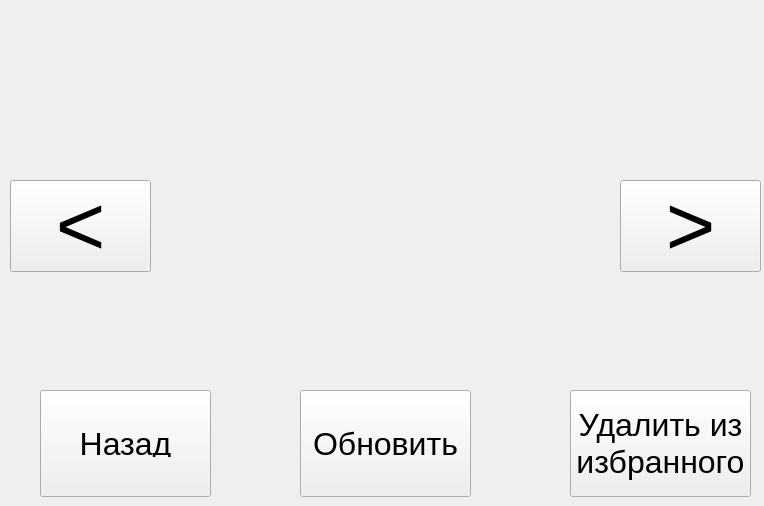
Qt form favourites/fav_item.ui (yonglore/item-collector) before a commit.
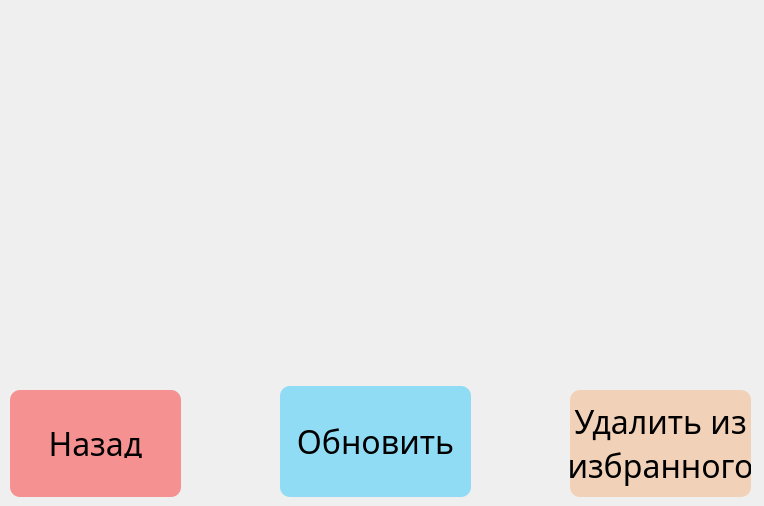
The same form after that commit.

The edit to the form file:
```diff
--- a/favourites/fav_item.ui
+++ b/favourites/fav_item.ui
@@ -56,14 +56,24 @@
      <pointsize>64</pointsize>
     </font>
    </property>
+   <property name="styleSheet">
+    <string notr="true">outline: none;
+border: none;</string>
+   </property>
    <property name="text">
-    <string>&lt;</string>
+    <string/>
+   </property>
+   <property name="iconSize">
+    <size>
+     <width>150</width>
+     <height>150</height>
+    </size>
    </property>
   </widget>
   <widget class="QPushButton" name="back">
    <property name="geometry">
     <rect>
-     <x>40</x>
+     <x>10</x>
      <y>390</y>
      <width>171</width>
      <height>107</height>
@@ -71,12 +81,21 @@
    </property>
    <property name="font">
     <font>
+     <family>Rockwell</family>
      <pointsize>24</pointsize>
     </font>
    </property>
    <property name="styleSheet">
-    <string notr="true">padding: none;
-</string>
+    <string notr="true">QPushButton{
+padding: none;
+border: transparent solid;
+background-color: rgba(255, 0, 0,100);
+border-radius: 10%;
+
+}
+QPushButton:hover{
+background-color: rgba(90,90,90,100);
+}</string>
    </property>
    <property name="text">
     <string>Назад</string>
@@ -96,8 +115,18 @@
      <pointsize>64</pointsize>
     </font>
    </property>
+   <property name="styleSheet">
+    <string notr="true">outline: none;
+border: none;</string>
+   </property>
    <property name="text">
-    <string>&gt;</string>
+    <string/>
+   </property>
+   <property name="iconSize">
+    <size>
+     <width>150</width>
+     <height>150</height>
+    </size>
    </property>
   </widget>
   <widget class="QPushButton" name="delete_2">
@@ -111,11 +140,20 @@
    </property>
    <property name="font">
     <font>
+     <family>Rockwell</family>
      <pointsize>24</pointsize>
     </font>
    </property>
    <property name="styleSheet">
-    <string notr="true"/>
+    <string notr="true">QPushButton{
+border: transparent solid;
+background-color: rgba(244, 164, 96, 100);
+border-radius: 10%;
+
+}
+QPushButton:hover{
+background-color: rgba(90,90,90,100);
+}</string>
    </property>
    <property name="text">
     <string>Удалить из 
@@ -131,19 +169,28 @@
   <widget class="QPushButton" name="refresh_btn">
    <property name="geometry">
     <rect>
-     <x>300</x>
-     <y>390</y>
-     <width>171</width>
-     <height>107</height>
+     <x>280</x>
+     <y>386</y>
+     <width>191</width>
+     <height>111</height>
     </rect>
    </property>
    <property name="font">
     <font>
+     <family>Rockwell</family>
      <pointsize>24</pointsize>
     </font>
    </property>
    <property name="styleSheet">
-    <string notr="true"/>
+    <string notr="true">QPushButton{
+border: transparent solid;
+background-color: rgba(0, 191, 255,100);
+border-radius: 10%;
+
+}
+QPushButton:hover{
+background-color: rgba(90,90,90,100);
+}</string>
    </property>
    <property name="text">
     <string>Обновить</string>
```
